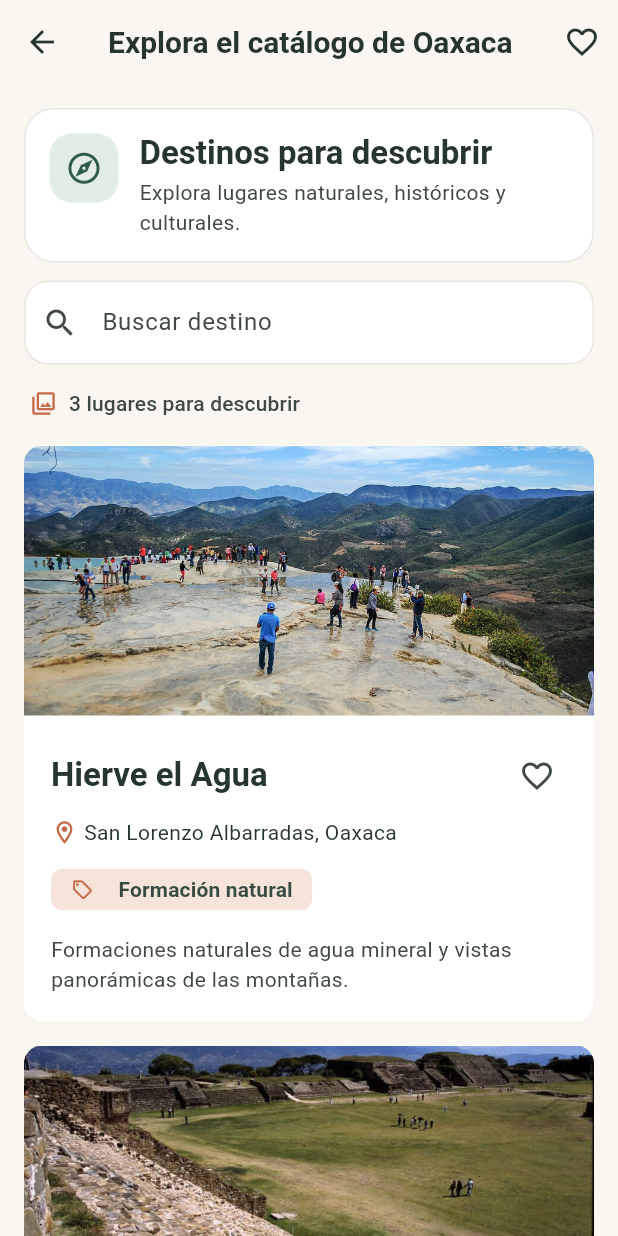
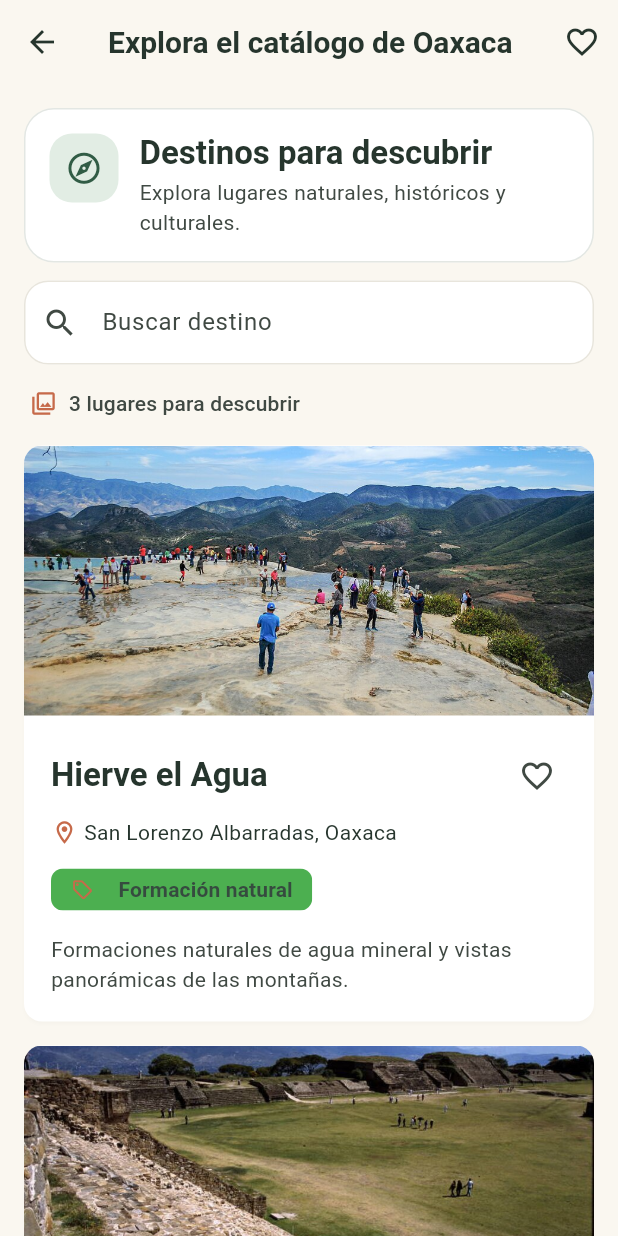
Before and after one commit to Felix-Angel/Poryecto-explora-oaxaca, a Flutter app: the PantallaCatalogo screen opened directly, on a phone screen of 412 x 824 dp. Run offline on Flutter 3.47's test engine with Material 3 defaults, Android fonts, the phone set to English and light mode, and no system bars.

Commit message:
Conflicto 4: cambiar color de categorias a verde

```diff
--- a/lib/features/catalogo/widgets/etiqueta_categoria.dart
+++ b/lib/features/catalogo/widgets/etiqueta_categoria.dart
@@ -20,7 +20,7 @@ class EtiquetaCategoria extends StatelessWidget {
       ),
     ),
     visualDensity: VisualDensity.compact,
-        backgroundColor: Theme.of(context).colorScheme.secondaryContainer,
+    backgroundColor: Colors.green,
     side: BorderSide.none,
     padding: const EdgeInsets.symmetric(horizontal: 5),
   );
```
Lines whose indentation alone changed are shown as unchanged.
